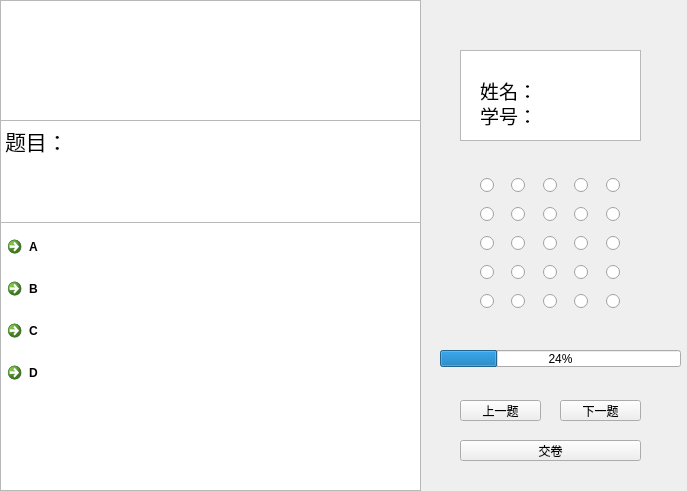
Above: source/studentexam.ui from Sodataco/exam-system before the change. Below: the same form after it.
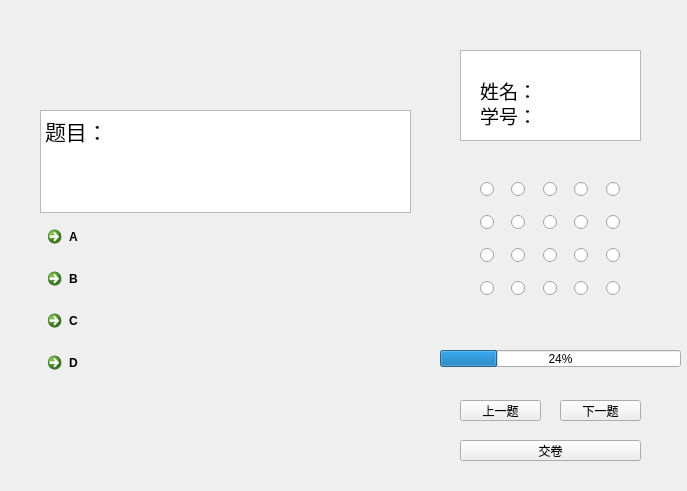
That is the form after the change.

Commit message: 网格按钮初步实现

What changed in the file:
```diff
--- a/source/studentexam.ui
+++ b/source/studentexam.ui
@@ -43,180 +43,145 @@
      <x>480</x>
      <y>170</y>
      <width>151</width>
-     <height>151</height>
+     <height>141</height>
     </rect>
    </property>
    <layout class="QGridLayout" name="gridLayout">
-    <item row="4" column="1">
-     <widget class="QRadioButton" name="radioButton_21">
-      <property name="text">
-       <string/>
-      </property>
-     </widget>
-    </item>
-    <item row="4" column="3">
-     <widget class="QRadioButton" name="radioButton_20">
-      <property name="text">
-       <string/>
-      </property>
-     </widget>
-    </item>
-    <item row="4" column="2">
-     <widget class="QRadioButton" name="radioButton_18">
-      <property name="text">
-       <string/>
-      </property>
-     </widget>
-    </item>
-    <item row="4" column="0">
-     <widget class="QRadioButton" name="radioButton_17">
-      <property name="text">
-       <string/>
-      </property>
-     </widget>
-    </item>
-    <item row="1" column="3">
-     <widget class="QRadioButton" name="radioButton_11">
-      <property name="text">
-       <string/>
-      </property>
-     </widget>
-    </item>
-    <item row="3" column="3">
-     <widget class="QRadioButton" name="radioButton_15">
-      <property name="text">
-       <string/>
-      </property>
-     </widget>
-    </item>
-    <item row="3" column="1">
-     <widget class="QRadioButton" name="radioButton_14">
-      <property name="text">
-       <string/>
-      </property>
-     </widget>
-    </item>
-    <item row="2" column="2">
-     <widget class="QRadioButton" name="radioButton_10">
-      <property name="text">
-       <string/>
-      </property>
-     </widget>
-    </item>
     <item row="1" column="1">
+     <widget class="QRadioButton" name="radioButton_7">
+      <property name="text">
+       <string/>
+      </property>
+     </widget>
+    </item>
+    <item row="1" column="0">
      <widget class="QRadioButton" name="radioButton_6">
       <property name="text">
        <string/>
       </property>
      </widget>
     </item>
+    <item row="0" column="2">
+     <widget class="QRadioButton" name="radioButton_3">
+      <property name="text">
+       <string/>
+      </property>
+     </widget>
+    </item>
     <item row="0" column="3">
-     <widget class="QRadioButton" name="radioButton_9">
-      <property name="text">
-       <string/>
-      </property>
-     </widget>
-    </item>
-    <item row="3" column="0">
-     <widget class="QRadioButton" name="radioButton_13">
-      <property name="text">
-       <string/>
-      </property>
-     </widget>
-    </item>
-    <item row="1" column="0">
-     <widget class="QRadioButton" name="radioButton">
-      <property name="text">
-       <string/>
-      </property>
-     </widget>
-    </item>
-    <item row="2" column="3">
-     <widget class="QRadioButton" name="radioButton_12">
-      <property name="text">
-       <string/>
-      </property>
-     </widget>
-    </item>
-    <item row="3" column="2">
-     <widget class="QRadioButton" name="radioButton_16">
+     <widget class="QRadioButton" name="radioButton_4">
       <property name="text">
        <string/>
       </property>
      </widget>
     </item>
     <item row="1" column="2">
-     <widget class="QRadioButton" name="radioButton_7">
-      <property name="text">
-       <string/>
-      </property>
-     </widget>
-    </item>
-    <item row="0" column="1">
-     <widget class="QRadioButton" name="radioButton_3">
-      <property name="text">
-       <string/>
-      </property>
-     </widget>
-    </item>
-    <item row="2" column="1">
-     <widget class="QRadioButton" name="radioButton_5">
-      <property name="text">
-       <string/>
-      </property>
-     </widget>
-    </item>
-    <item row="0" column="2">
      <widget class="QRadioButton" name="radioButton_8">
       <property name="text">
        <string/>
       </property>
      </widget>
     </item>
+    <item row="0" column="4">
+     <widget class="QRadioButton" name="radioButton_5">
+      <property name="text">
+       <string/>
+      </property>
+     </widget>
+    </item>
     <item row="0" column="0">
-     <widget class="QRadioButton" name="radioButton_4">
+     <widget class="QRadioButton" name="radioButton">
       <property name="text">
        <string/>
       </property>
      </widget>
     </item>
-    <item row="2" column="0">
+    <item row="0" column="1">
      <widget class="QRadioButton" name="radioButton_2">
       <property name="text">
        <string/>
       </property>
      </widget>
     </item>
-    <item row="4" column="4">
-     <widget class="QRadioButton" name="radioButton_27">
+    <item row="1" column="3">
+     <widget class="QRadioButton" name="radioButton_9">
+      <property name="text">
+       <string/>
+      </property>
+     </widget>
+    </item>
+    <item row="2" column="0">
+     <widget class="QRadioButton" name="radioButton_11">
+      <property name="text">
+       <string/>
+      </property>
+     </widget>
+    </item>
+    <item row="2" column="3">
+     <widget class="QRadioButton" name="radioButton_14">
+      <property name="text">
+       <string/>
+      </property>
+     </widget>
+    </item>
+    <item row="2" column="2">
+     <widget class="QRadioButton" name="radioButton_13">
+      <property name="text">
+       <string/>
+      </property>
+     </widget>
+    </item>
+    <item row="1" column="4">
+     <widget class="QRadioButton" name="radioButton_10">
+      <property name="text">
+       <string/>
+      </property>
+     </widget>
+    </item>
+    <item row="2" column="1">
+     <widget class="QRadioButton" name="radioButton_12">
       <property name="text">
        <string/>
       </property>
      </widget>
     </item>
     <item row="2" column="4">
-     <widget class="QRadioButton" name="radioButton_26">
+     <widget class="QRadioButton" name="radioButton_15">
+      <property name="text">
+       <string/>
+      </property>
+     </widget>
+    </item>
+    <item row="3" column="0">
+     <widget class="QRadioButton" name="radioButton_16">
+      <property name="text">
+       <string/>
+      </property>
+     </widget>
+    </item>
+    <item row="3" column="1">
+     <widget class="QRadioButton" name="radioButton_17">
+      <property name="text">
+       <string/>
+      </property>
+     </widget>
+    </item>
+    <item row="3" column="2">
+     <widget class="QRadioButton" name="radioButton_18">
+      <property name="text">
+       <string/>
+      </property>
+     </widget>
+    </item>
+    <item row="3" column="3">
+     <widget class="QRadioButton" name="radioButton_19">
       <property name="text">
        <string/>
       </property>
      </widget>
     </item>
     <item row="3" column="4">
-     <widget class="QRadioButton" name="radioButton_28">
-      <property name="text">
-       <string/>
-      </property>
-     </widget>
-    </item>
-    <item row="1" column="4">
-     <widget class="QRadioButton" name="radioButton_29">
-      <property name="text">
-       <string/>
-      </property>
-     </widget>
-    </item>
-    <item row="0" column="4">
-     <widget class="QRadioButton" name="radioButton_30">
+     <widget class="QRadioButton" name="radioButton_20">
       <property name="text">
        <string/>
       </property>
@@ -296,22 +261,12 @@
     <bool>false</bool>
    </property>
   </widget>
-  <widget class="QListWidget" name="listWidget">
-   <property name="geometry">
-    <rect>
-     <x>0</x>
-     <y>0</y>
-     <width>421</width>
-     <height>491</height>
-    </rect>
-   </property>
-  </widget>
   <widget class="QWidget" name="verticalLayoutWidget_2">
    <property name="geometry">
     <rect>
-     <x>0</x>
-     <y>120</y>
-     <width>421</width>
+     <x>40</x>
+     <y>110</y>
+     <width>371</width>
      <height>271</height>
     </rect>
    </property>
```
The commit also changes 2 other files.
